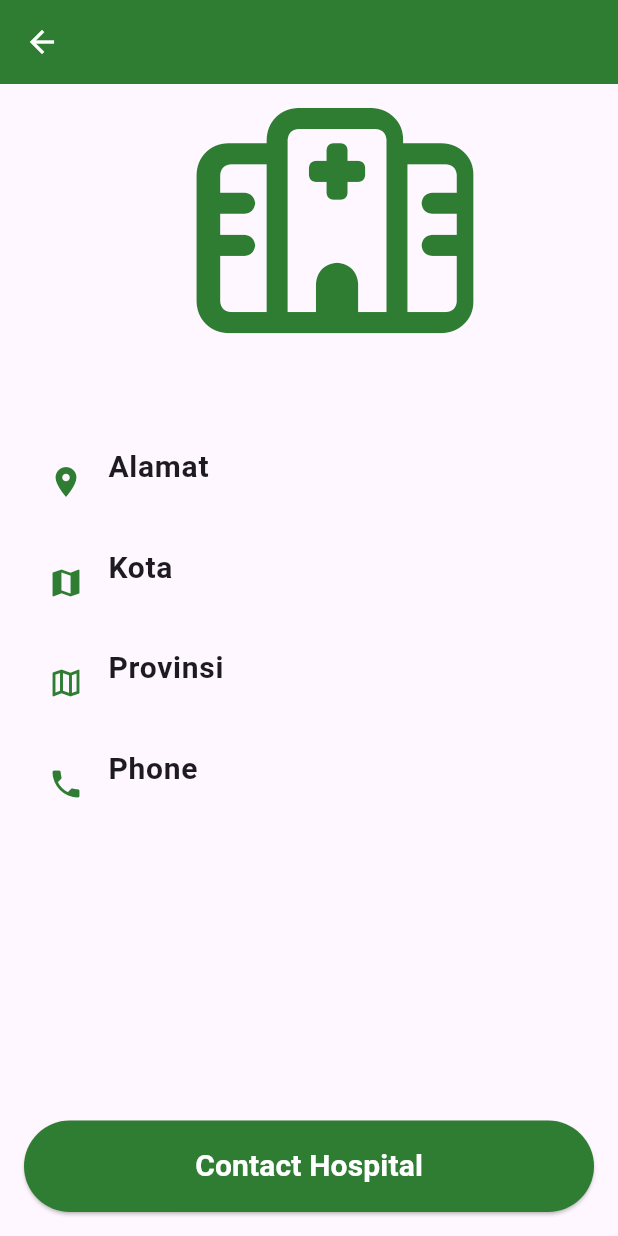
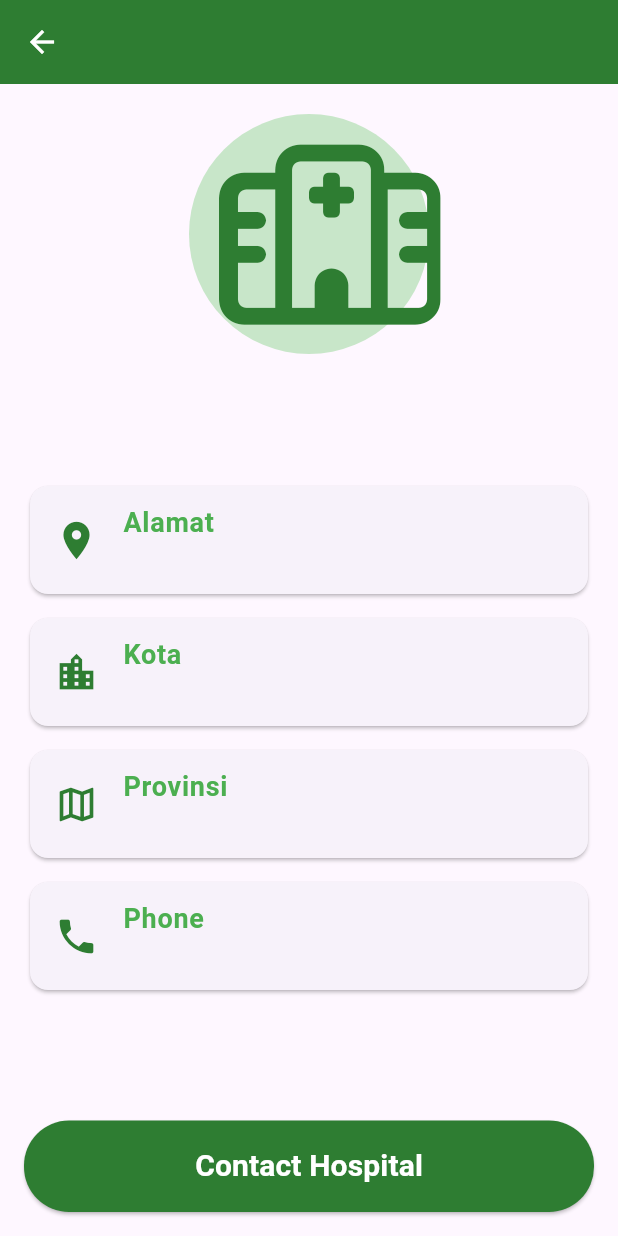
Before and after one commit to zavaultraz/Covid-Tracker-App, a Flutter app: the HospitalDetailScreen screen opened directly with empty values, on a phone screen of 412 x 824 dp. Run offline on Flutter 3.47's test engine with Material 3 defaults, Android fonts, the phone set to English and light mode, and no system bars; our stand-ins replace carousel_slider, fl_chart, font_awesome_flutter, webview_flutter.

Commit message:
final V 1.0 ✨

```diff
--- a/lib/UI/Hospital_detail.dart
+++ b/lib/UI/Hospital_detail.dart
@@ -11,35 +11,46 @@ class HospitalDetailScreen extends StatelessWidget {
   Widget build(BuildContext context) {
     return Scaffold(
       appBar: AppBar(
-        iconTheme: IconThemeData(color: Colors.white),
+        iconTheme: const IconThemeData(color: Colors.white),
         title: Text(
           hospital.name ?? 'Hospital Details',
-          style: const TextStyle(color: Colors.white),
+          style: const TextStyle(
+            color: Colors.white,
+            fontWeight: FontWeight.bold,
+          ),
         ),
-        backgroundColor: Colors.green[800],
-        centerTitle: true, // Center title
+        backgroundColor: Colors.green[800],  // Warna hijau utama
+        elevation: 0,
+        centerTitle: true,
       ),
       body: SingleChildScrollView(
         child: Padding(
-          padding: const EdgeInsets.all(16.0),
+          padding: const EdgeInsets.all(20.0),
           child: Column(
             crossAxisAlignment: CrossAxisAlignment.start,
             children: [
               Center(
-                child: Icon(
-                  FontAwesomeIcons.hospital,
-                  size: 150,
-                  color: Colors.green[800],
+                child: Container(
+                  padding: const EdgeInsets.all(20),
+                  decoration: BoxDecoration(
+                    shape: BoxShape.circle,
+                    color: Colors.green[100], // Warna latar belakang hijau lembut
+                  ),
+                  child: Icon(
+                    FontAwesomeIcons.hospital,
+                    size: 120,
+                    color: Colors.green[800], // Warna ikon hijau utama
+                  ),
                 ),
               ),
-
-              const SizedBox(height: 16),
+              const SizedBox(height: 24),
               Center(
                 child: Text(
                   hospital.name ?? 'No Name',
                   style: const TextStyle(
-                    fontSize: 24,
+                    fontSize: 28,
                     fontWeight: FontWeight.bold,
+                    color: Colors.green,
                   ),
                   textAlign: TextAlign.center,
                 ),
@@ -51,7 +62,7 @@ class HospitalDetailScreen extends StatelessWidget {
                 value: hospital.address ?? 'No Address',
               ),
               _buildInfoTile(
-                icon: Icons.map,
+                icon: Icons.location_city,
                 title: 'Kota',
                 value: hospital.region ?? 'No Region',
               ),
@@ -75,14 +86,18 @@ class HospitalDetailScreen extends StatelessWidget {
           onPressed: () {
             // Implement the contact functionality here
           },
-          child: Text(
+          child: const Text(
             'Contact Hospital',
             style: TextStyle(
-                fontSize: 20, fontWeight: FontWeight.bold, color: Colors.white),
+              fontSize: 20,
+              fontWeight: FontWeight.bold,
+              color: Colors.white,
+            ),
           ),
           style: ElevatedButton.styleFrom(
-            backgroundColor: Colors.green[800], // Background color
             padding: const EdgeInsets.symmetric(vertical: 16.0),
+            shape: RoundedRectangleBorder(borderRadius: BorderRadius.circular(30)),
+            backgroundColor: Colors.green[800], // Warna tombol hijau gelap
           ),
         ),
       ),
@@ -94,10 +109,27 @@ class HospitalDetailScreen extends StatelessWidget {
     required String title,
     required String value,
   }) {
-    return ListTile(
-      leading: Icon(icon, color: Colors.green[800]),
-      title: Text(title, style: TextStyle(fontWeight: FontWeight.bold, fontSize: 20)),
-      subtitle: Text(value, style: TextStyle(fontWeight: FontWeight.w700)),
+    return Card(
+      margin: const EdgeInsets.symmetric(vertical: 8),
+      shape: RoundedRectangleBorder(borderRadius: BorderRadius.circular(12)),
+      child: ListTile(
+        leading: Icon(icon, color: Colors.green[800], size: 30),
+        title: Text(
+          title,
+          style: const TextStyle(
+            fontWeight: FontWeight.bold,
+            fontSize: 18,
+            color: Colors.green,
+          ),
+        ),
+        subtitle: Text(
+          value,
+          style: const TextStyle(
+            fontWeight: FontWeight.w600,
+            color: Colors.black54,
+          ),
+        ),
+      ),
     );
   }
 }
--- a/lib/UI/home.dart
+++ b/lib/UI/home.dart
@@ -35,6 +35,7 @@ class _CovidTrackerAppState extends State<CovidTrackerApp> {
   Widget build(BuildContext context) {
     return MaterialApp(
       title: 'COVID Tracker',
+      debugShowCheckedModeBanner: false,
       theme: ThemeData(
         primarySwatch: Colors.blue,
         iconTheme: IconThemeData(color: Colors.green),
--- a/lib/UI/intropage.dart
+++ b/lib/UI/intropage.dart
@@ -7,6 +7,7 @@ class IntroPage extends StatelessWidget {
   @override
   Widget build(BuildContext context) {
     return MaterialApp(
+      debugShowCheckedModeBanner: false,
       home: Scaffold(
         backgroundColor: Color.fromARGB(255, 246, 255, 243),
         body: Padding(
@@ -41,7 +42,26 @@ class IntroPage extends StatelessWidget {
               ),
 
               // Main tagline
+              Text(
+                'Track all About Covid 19 Now',
+                style: TextStyle(
+                  fontSize: 36,
+                  fontWeight: FontWeight.w600,
+                  color: Colors.green,
+                  height: 1.2,
+                ),
+              ),
 
+              // Description text
+              Text(
+                'Platform terkait covid 19 terlengkap di indonesia',
+                style: TextStyle(
+                  fontSize: 20,
+                  color: Colors.green,
+                  height: 1.8,
+                ),
+              ),
+              const SizedBox(height: 20,),
               // Call to action button
               Mybutton(
                 text: 'Get Started',
--- a/lib/main.dart
+++ b/lib/main.dart
@@ -16,6 +16,7 @@ class MyApp extends StatelessWidget {
   @override
   Widget build(BuildContext context) {
     return MaterialApp(
+      debugShowCheckedModeBanner: false,
       home: IntroPage(),
       routes: {
         '/test': (context) => const CovidTrackerApp(username: '', password: ''),
--- a/pubspec.yaml
+++ b/pubspec.yaml
@@ -19,7 +19,7 @@ publish_to: 'none' # Remove this line if you wish to publish to pub.dev
 version: 1.0.0+1
 
 environment:
-  sdk: '>=3.5.3 <=4.0.0'
+  sdk: '>=3.4.4 <=4.0.0'
 
 # Dependencies specify other packages that your package needs in order to work.
 # To automatically upgrade your package dependencies to the latest versions
```
